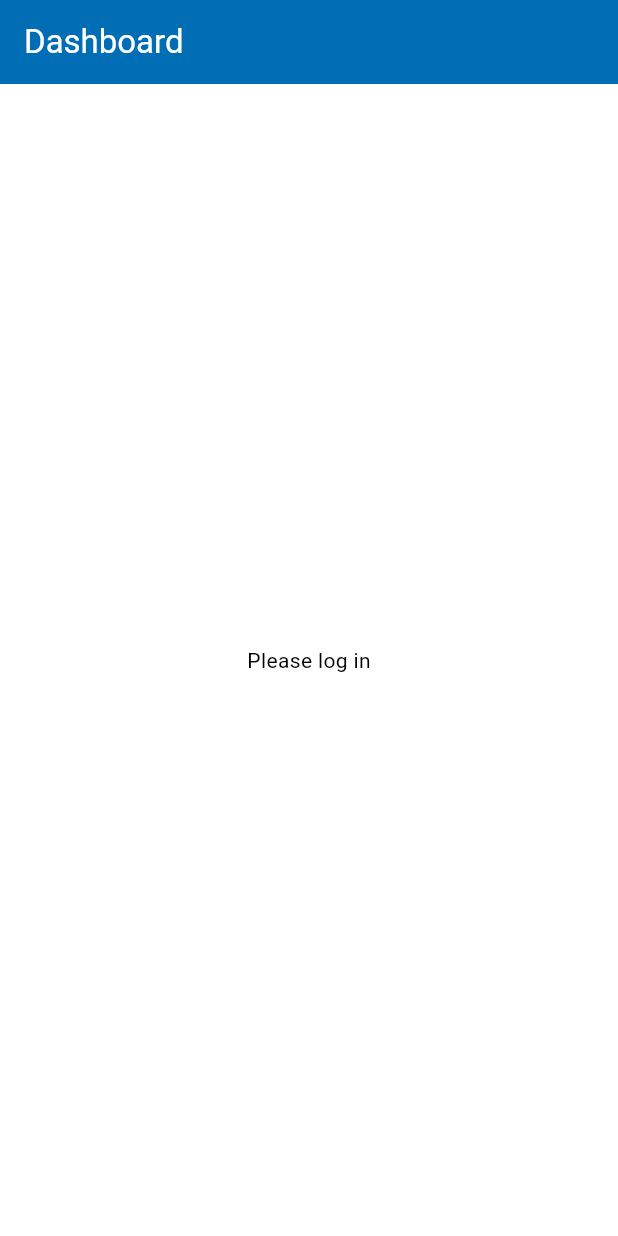
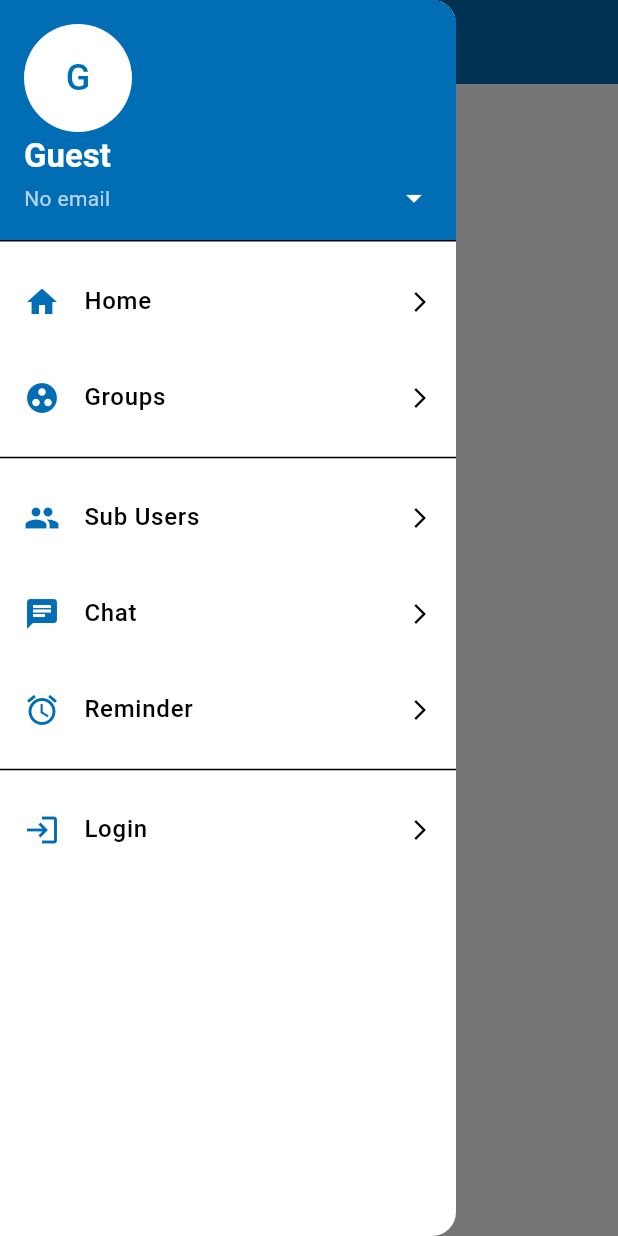
Before and after one commit to SaravananBalakrish/Niagara-And-Agritel, a Flutter app: the DashboardPage screen opened by its route, with the side drawer open (before the commit the screen has no drawer), on a phone screen of 412 x 824 dp. Run offline on Flutter 3.47's test engine with Material 3 defaults, Android fonts, the phone set to English and light mode, and no system bars; our stand-ins replace connectivity_plus, dartz, equatable, firebase_auth, firebase_core, firebase_messaging and 7 more; missing offline and left inert: firebase_app_check, mqtt_client; accounts and stored records are empty.

Commit message:
home page

```diff
--- a/lib/core/services/get_credentials.dart
+++ b/lib/core/services/get_credentials.dart
@@ -1,7 +1,6 @@
 // core/services/some_service.dart
 import 'package:get_it/get_it.dart';
 import '../../features/auth/data/datasources/auth_local_data_source.dart';
-import '../../features/auth/data/models/user_model.dart';
 
 class SomeService {
   final AuthLocalDataSource authLocalDataSource;
--- /dev/null
+++ b/lib/core/widgets/app_drawer.dart
@@ -0,0 +1,165 @@
+// lib/core/widgets/app_drawer.dart
+import 'package:flutter/material.dart';
+import 'package:flutter_bloc/flutter_bloc.dart';
+import 'package:go_router/go_router.dart';
+import '../../features/auth/presentation/bloc/auth_bloc.dart';
+import '../../features/auth/presentation/bloc/auth_event.dart';
+import '../../features/auth/presentation/bloc/auth_state.dart';
+import '../../features/dashboard/presentation/bloc/dashboard_bloc.dart';
+import '../../features/dashboard/presentation/bloc/dashboard_event.dart';
+import '../../core/utils/route_constants.dart';
+import '../../features/dashboard/presentation/bloc/dashboard_state.dart';
+
+class AppDrawer extends StatelessWidget {
+  const AppDrawer({super.key});
+
+  @override
+  Widget build(BuildContext context) {
+    final theme = Theme.of(context);
+
+    return Drawer(
+      child: ListView(
+        padding: EdgeInsets.zero,
+        children: [
+          // Drawer Header with User Info
+          BlocBuilder<AuthBloc, AuthState>(
+            builder: (context, authState) {
+              String userName = 'Guest';
+              String? userEmail;
+              int? userId;
+
+              if (authState is Authenticated) {
+                userName = authState.user.userDetails.name;
+                userEmail = authState.user.userDetails.email;
+                userId = authState.user.userDetails.id;
+                final dashboardBloc = context.read<DashboardBloc>();
+                if (dashboardBloc.state is! DashboardLoading && dashboardBloc.state is! DashboardGroupsLoaded) {
+                  dashboardBloc.add(FetchDashboardGroupsEvent(authState.user.userDetails.id));
+                }
+                // context.read<DashboardBloc>().add(FetchDashboardGroupsEvent(userId));
+                // Trigger fetching groups only once using BlocListener in parent
+              }
+
+              return UserAccountsDrawerHeader(
+                accountName: Text(
+                  userName,
+                  style: theme.textTheme.titleLarge?.copyWith(
+                    color: Colors.white,
+                    fontWeight: FontWeight.bold,
+                  ),
+                ),
+                onDetailsPressed: () {
+                  context.push(RouteConstants.signUp);
+                },
+                accountEmail: Text(
+                  userEmail ?? 'No email',
+                  style: theme.textTheme.bodyMedium?.copyWith(
+                    color: Colors.white70,
+                  ),
+                ),
+                currentAccountPicture: CircleAvatar(
+                  backgroundColor: Colors.white,
+                  child: Text(
+                    userName.isNotEmpty ? userName[0].toUpperCase() : 'G',
+                    style: TextStyle(
+                      fontSize: 24,
+                      color: theme.primaryColor,
+                    ),
+                  ),
+                ),
+              );
+            },
+          ),
+          // Home
+          _buildDrawerItem(
+            context,
+            icon: Icons.home,
+            title: 'Home',
+            route: RouteConstants.dashboard,
+          ),
+          // Groups (Dynamic Content)
+          _buildDrawerItem(
+            context,
+            icon: Icons.group_work,
+            title: 'Groups',
+            route: RouteConstants.dashboard,
+          ),
+          const Divider(),
+          // Sub Users
+          _buildDrawerItem(
+            context,
+            icon: Icons.group,
+            title: 'Sub Users',
+            // route: RouteConstants.subUsers, // Add this route
+          ),
+          // Chat
+          _buildDrawerItem(
+            context,
+            icon: Icons.chat,
+            title: 'Chat',
+            // route: RouteConstants.chat, // Add this route
+          ),
+          // Reminder
+          _buildDrawerItem(
+            context,
+            icon: Icons.alarm,
+            title: 'Reminder',
+            // route: RouteConstants.reminder, // Add this route
+          ),
+          const Divider(),
+          // Conditional Login/Logout
+          BlocBuilder<AuthBloc, AuthState>(
+            builder: (context, state) {
+              if (state is Authenticated) {
+                return _buildDrawerItem(
+                  context,
+                  icon: Icons.logout,
+                  title: 'Logout',
+                  onTap: () {
+                    context.read<AuthBloc>().add(LogoutEvent());
+                    Navigator.pop(context);
+                  },
+                );
+              }
+              return _buildDrawerItem(
+                context,
+                icon: Icons.login,
+                title: 'Login',
+                route: RouteConstants.login,
+              );
+            },
+          ),
+        ],
+      ),
+    );
+  }
+
+  // Helper method to build drawer items
+  Widget _buildDrawerItem(
+      BuildContext context, {
+        required IconData icon,
+        required String title,
+        String? route,
+        VoidCallback? onTap,
+      }) {
+    return ListTile(
+      leading: Icon(icon, color: Theme.of(context).colorScheme.primary),
+      title: Text(
+        title,
+        style: Theme.of(context).textTheme.bodyLarge?.copyWith(
+          fontWeight: FontWeight.w500,
+        ),
+      ),
+      onTap: () {
+        if (onTap != null) {
+          onTap();
+        } else if (route != null) {
+          context.go(route);
+          Navigator.pop(context);
+        }
+      },
+      trailing: const Icon(Icons.arrow_forward_ios, size: 16),
+      contentPadding: const EdgeInsets.symmetric(horizontal: 16.0, vertical: 4.0),
+    );
+  }
+}
--- a/lib/features/auth/presentation/bloc/auth_bloc.dart
+++ b/lib/features/auth/presentation/bloc/auth_bloc.dart
@@ -1,8 +1,7 @@
 import 'package:flutter_bloc/flutter_bloc.dart';
 import '../../../../core/di/injection.dart' as di;
 import '../../../../core/services/notification_service.dart';
-import '../../../dashboard/presentation/bloc/dashboard_bloc.dart';
-import '../../../dashboard/presentation/bloc/dashboard_event.dart';
+import '../../../../core/usecases/usecase.dart';
 import '../../data/datasources/auth_local_data_source.dart';
 import '../../data/repositories/auth_repository_impl.dart';
 import '../../domain/usecases/login_usecase.dart';
@@ -16,7 +15,7 @@ class AuthBloc extends Bloc<AuthEvent, AuthState> {
   final Logout logout;
   final CheckPhoneNumber checkPhoneNumber;
   final NotificationService _notificationService = di.sl<NotificationService>();
-  final DashboardBloc _dashboardBloc = di.sl<DashboardBloc>();
+  // Remove: final DashboardBloc _dashboardBloc = di.sl<DashboardBloc>(); // No longer needed
 
   AuthBloc({
     required this.loginWithPassword,
@@ -35,7 +34,7 @@ class AuthBloc extends Bloc<AuthEvent, AuthState> {
             : AuthError(message: failure.message)),
         (authData) {
           emit(Authenticated(authData));
-          _dashboardBloc.add(FetchDashboardGroupsEvent(authData.userDetails.id));
+          // Remove: _dashboardBloc.add(FetchDashboardGroupsEvent(authData.userDetails.id));
           _notificationService.showNotification(
             title: 'Login Successful',
             body: 'Welcome back, ${authData.userDetails.name}!',
@@ -50,7 +49,7 @@ class AuthBloc extends Bloc<AuthEvent, AuthState> {
       emit(AuthLoading());
       final result = await sendOtp(event.params);
       result.fold(
-        (failure) {
+            (failure) {
           print('SendOtpEvent failed: $failure');
           emit(failure is AuthFailure
               ? AuthError(message: failure.message, code: failure.code)
@@ -63,7 +62,7 @@ class AuthBloc extends Bloc<AuthEvent, AuthState> {
             );
           }
         },
-        (verificationId) {
+            (verificationId) {
           emit(OtpSent(
             verificationId: verificationId,
             phone: event.params.phone,
@@ -78,6 +77,7 @@ class AuthBloc extends Bloc<AuthEvent, AuthState> {
       );
     });
 
+    // Similar changes for VerifyOtpEvent:
     on<VerifyOtpEvent>((event, emit) async {
       print('Processing VerifyOtpEvent: verificationId=${event.params.verificationId}, otp=${event.params.otp}');
       emit(AuthLoading());
@@ -98,7 +98,7 @@ class AuthBloc extends Bloc<AuthEvent, AuthState> {
         },
         (authData) {
           emit(Authenticated(authData));
-          _dashboardBloc.add(FetchDashboardGroupsEvent(authData.userDetails.id));
+          // Remove: _dashboardBloc.add(FetchDashboardGroupsEvent(authData.userDetails.id));
           _notificationService.showNotification(
             title: 'OTP Verified',
             body: 'Welcome, ${authData.userDetails.name}! You are now logged in.',
@@ -131,7 +131,7 @@ class AuthBloc extends Bloc<AuthEvent, AuthState> {
       final cachedAuthData = await localDataSource.getCachedAuthData();
       if (cachedAuthData != null) {
         emit(Authenticated(cachedAuthData));
-        _dashboardBloc.add(FetchDashboardGroupsEvent(cachedAuthData.userDetails.id));
+        // Remove: _dashboardBloc.add(FetchDashboardGroupsEvent(cachedAuthData.userDetails.id));
         _notificationService.showNotification(
           title: 'Auto-Login',
           body: 'Welcome back, ${cachedAuthData.userDetails.name}!',
--- a/lib/features/auth/presentation/bloc/auth_event.dart
+++ b/lib/features/auth/presentation/bloc/auth_event.dart
@@ -32,7 +32,7 @@ class VerifyOtpEvent extends AuthEvent {
 }
 
 class LogoutEvent extends AuthEvent {
-  final NoParams params = const NoParams(); // always same
+  final NoParams params = const NoParams();
 }
 
 class CheckCachedUserEvent extends AuthEvent {}
--- a/lib/features/auth/presentation/pages/login_page.dart
+++ b/lib/features/auth/presentation/pages/login_page.dart
@@ -21,17 +21,18 @@ class LoginPage extends StatefulWidget {
 }
 
 class _LoginPageState extends State<LoginPage> {
-  final _formKey = GlobalKey<FormState>();
+  late final GlobalKey<FormState> _formKey;
   final phoneController = TextEditingController();
   final passwordController = TextEditingController();
   String countryCode = '+91';
   String? errorMessage;
   bool isRateLimited = false;
-  bool useOtpLogin = false; // Toggle between OTP and password login
+  bool useOtpLogin = false;
 
   @override
   void initState() {
     super.initState();
+    _formKey = GlobalKey<FormState>();
   }
 
   @override
--- a/lib/features/dashboard/presentation/pages/dashboard_page.dart
+++ b/lib/features/dashboard/presentation/pages/dashboard_page.dart
@@ -1,49 +1,95 @@
-// features/auth/presentation/pages/dashboard_page.dart
+// lib/features/dashboard/presentation/pages/dashboard_page.dart
 import 'package:flutter/material.dart';
 import 'package:flutter_bloc/flutter_bloc.dart';
 import 'package:go_router/go_router.dart';
-import 'package:niagara_smart_drip_irrigation/routes.dart';
-
 import '../../../../core/utils/route_constants.dart';
+import '../../../../core/widgets/app_drawer.dart';
 import '../../../auth/presentation/bloc/auth_bloc.dart';
 import '../../../auth/presentation/bloc/auth_event.dart';
 import '../../../auth/presentation/bloc/auth_state.dart';
+import '../../../dashboard/presentation/bloc/dashboard_bloc.dart';
+import '../../../dashboard/presentation/bloc/dashboard_event.dart';
+import '../bloc/dashboard_state.dart';
+import 'package:get_it/get_it.dart' as di;
 
 class DashboardPage extends StatelessWidget {
   const DashboardPage({super.key});
 
   @override
   Widget build(BuildContext context) {
-    return Scaffold(
+    return BlocProvider(
+      create: (context) {
+        final bloc = di.GetIt.instance.get<DashboardBloc>();
+        final authState = context.read<AuthBloc>().state;
+        if (authState is Authenticated) {
+          // Trigger fetch on bloc creation if authenticated
+          if (bloc.state is! DashboardLoading &&
+              bloc.state is! DashboardGroupsLoaded) {
+            bloc.add(FetchDashboardGroupsEvent(authState.user.userDetails.id));
+          }
+        }
+        return bloc;
+      },
+      child: Scaffold(
         appBar: AppBar(title: const Text('Dashboard')),
-      body: BlocBuilder<AuthBloc, AuthState>(
-        builder: (context, state) {
+        drawer: const AppDrawer(),
+        body: BlocListener<AuthBloc, AuthState>(
+          listener: (context, state) {
             if (state is Authenticated) {
+              final dashboardBloc = context.read<DashboardBloc>();
+              if (dashboardBloc.state is! DashboardLoading && dashboardBloc.state is! DashboardGroupsLoaded) {
+                dashboardBloc.add(FetchDashboardGroupsEvent(state.user.userDetails.id));
+              }
+            } else if (state is LoggedOut) {
+              context.go(RouteConstants.login);
+            }
+          },
+          child: BlocBuilder<AuthBloc, AuthState>(
+            builder: (context, authState) {
+              if (authState is Authenticated) {
+                return BlocBuilder<DashboardBloc, DashboardState>(
+                  builder: (context, dashboardState) {
+                    if (dashboardState is DashboardGroupsLoaded) {
                       return Center(
                         child: Column(
                           mainAxisAlignment: MainAxisAlignment.center,
                           children: [
-                  Text('Welcome, ${state.user.userDetails.name}!'),
-                  Text('User ID: ${state.user.userDetails.id}'),
-                  Text('Mobile: ${state.user.userDetails.mobile}'),
-                  // if (state.user.accessToken != null) Text('Token: ${state.user.accessToken!.substring(0, 10)}...'),
+                            Text('Welcome, ${authState.user.userDetails.name}!'),
+                            Text('User ID: ${authState.user.userDetails.id}'),
+                            Text('Mobile: ${authState.user.userDetails.mobile}'),
+                            // Display groups
+                            /* ...List<Widget>.generate(
+                              (dashboardState.groups).length,
+                              (index) => Text('Group: ${(dashboardState.groups as List<dynamic>)[index]['name'] ?? 'Unknown'}'),
+                            ),*/
                             ElevatedButton(
                               onPressed: () {
-                      context.push(RouteConstants.signUp);
-                      // context.read<AuthBloc>().add(LogoutEvent());
+                                context.read<AuthBloc>().add(LogoutEvent());
                               },
                               child: const Text('Logout'),
                             ),
                           ],
                         ),
                       );
-          } else if (state is AuthLoading) {
+                    } else if (dashboardState is DashboardLoading) {
                       return const Center(child: CircularProgressIndicator());
+                    } else if (dashboardState is DashboardError) {
+                      return Center(child: Text('Error: ${dashboardState.message}'));
+                    }
+                    return const SizedBox.shrink();  // Fallback
+                  },
+                );
+              } else if (authState is AuthLoading) {
+                return const Center(child: CircularProgressIndicator());
+              } else if (authState is AuthError) {
+                return Center(child: Column(children: [Text('Error: ${authState.message}'), ElevatedButton(onPressed: () => context.read<AuthBloc>().add(CheckCachedUserEvent()), child: Text('Retry'))]));
               } else {
                 return const Center(child: Text('Please log in'));
               }
             },
           ),
+        ),
+      ),
     );
   }
 }
--- a/lib/routes.dart
+++ b/lib/routes.dart
@@ -69,6 +69,7 @@ class AppRouter {
       routes: [
         //RouteConstants.signUp
         GoRoute(
+          name: 'login',
           path: RouteConstants.login,
           builder: (context, state) {
             print('Building LoginPage, AuthBloc state: ${authBloc.state}');
@@ -79,6 +80,7 @@ class AppRouter {
           },
         ),
         GoRoute(
+          name: 'signUp',
           path: RouteConstants.signUp,
           builder: (context, state) {
             print('Building LoginPage, AuthBloc state: ${authBloc.state}');
@@ -86,6 +88,7 @@ class AppRouter {
           },
         ),
         GoRoute(
+          name: 'verifyOtp',
           path: RouteConstants.verifyOtp,
           builder: (context, state) {
             print('Building OtpVerificationPage, AuthBloc state: ${authBloc.state}');
@@ -111,8 +114,15 @@ class AppRouter {
           },
         ),
         GoRoute(
+          name: 'dashboard',
           path: RouteConstants.dashboard,
-          builder: (context, state) => const DashboardPage(),
+          builder: (context, state) {
+            print('Building DashboardPage, AuthBloc state: ${authBloc.state}');  // Add for debug
+            return BlocProvider.value(
+              value: authBloc,
+              child: const DashboardPage(),
+            );
+          },
         ),
       ],
     );
```
Also changed, not shown: lib/app.dart (+10 -1 lines). Lines whose indentation alone changed are shown as unchanged.
